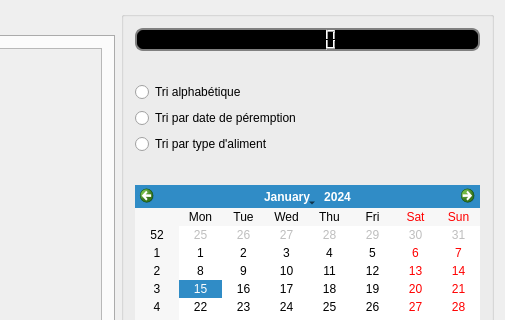
Above: mainwindow.ui from ACoupat/Refrigestion before the change; both pictures show x 270 to 775 and y 0 to 320 of the 775 by 574 pixel window. Below: the same form after it.
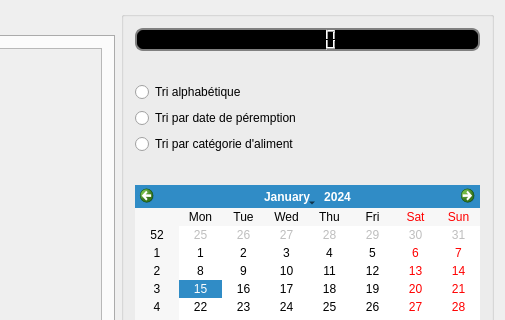
That is the form after the change.

What changed in the file:
```diff
--- a/mainwindow.ui
+++ b/mainwindow.ui
@@ -103,7 +103,7 @@
        <item row="4" column="0">
         <widget class="QRadioButton" name="radioButton_3">
          <property name="text">
-          <string>Tri par type d'aliment</string>
+          <string>Tri par catégorie d'aliment</string>
          </property>
         </widget>
        </item>
```
Left out of the diff: 6 changed lines with no effect on the pictures.
